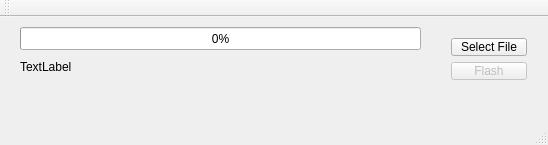
This is mainwindow.ui in mfro0/tbdm-flasher as Qt 5 draws it before an edit. The edited form follows.
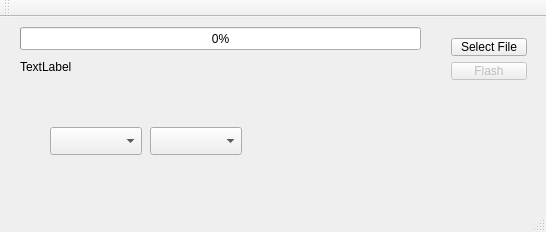
This is the edited form.

Commit message: add start of serial port access

```diff
--- a/mainwindow.ui
+++ b/mainwindow.ui
@@ -6,8 +6,8 @@
    <rect>
     <x>0</x>
     <y>0</y>
-    <width>548</width>
-    <height>145</height>
+    <width>546</width>
+    <height>232</height>
    </rect>
   </property>
   <property name="windowTitle">
@@ -72,6 +72,26 @@
      </item>
     </layout>
    </widget>
+   <widget class="QComboBox" name="portName">
+    <property name="geometry">
+     <rect>
+      <x>50</x>
+      <y>110</y>
+      <width>92</width>
+      <height>28</height>
+     </rect>
+    </property>
+   </widget>
+   <widget class="QComboBox" name="baudRate">
+    <property name="geometry">
+     <rect>
+      <x>150</x>
+      <y>110</y>
+      <width>92</width>
+      <height>28</height>
+     </rect>
+    </property>
+   </widget>
   </widget>
   <widget class="QMenuBar" name="menuBar">
    <property name="geometry">
```
Left out of the diff: 23 changed lines with no effect on the pictures. The commit also changes 2 other files.
